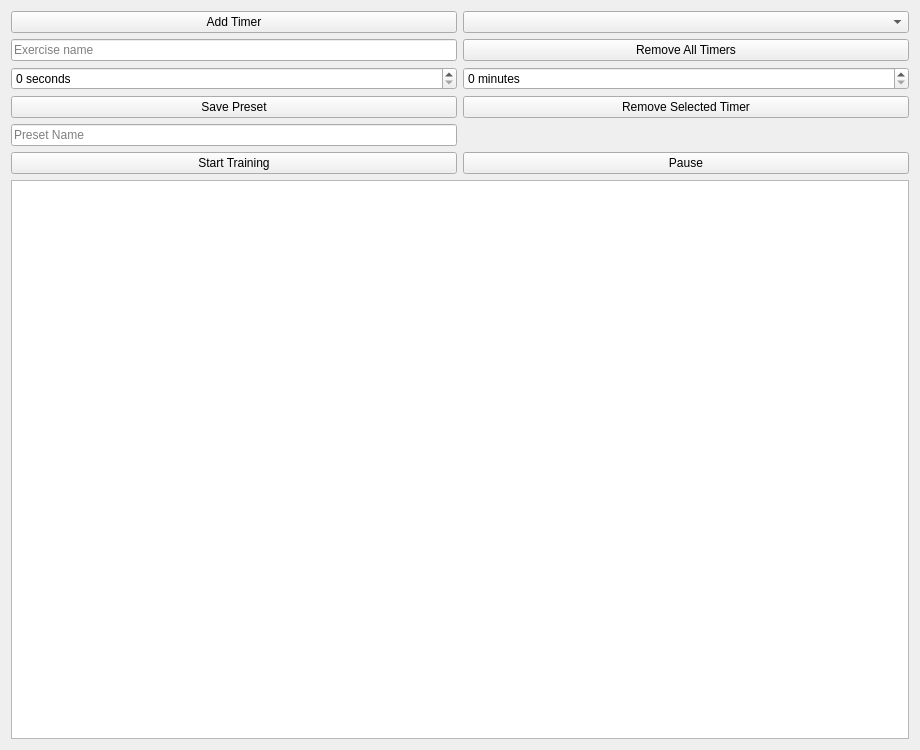
First picture: the form in sporttimer.ui, repository Racalniog/QTAppAlfaExercises, before the edit.
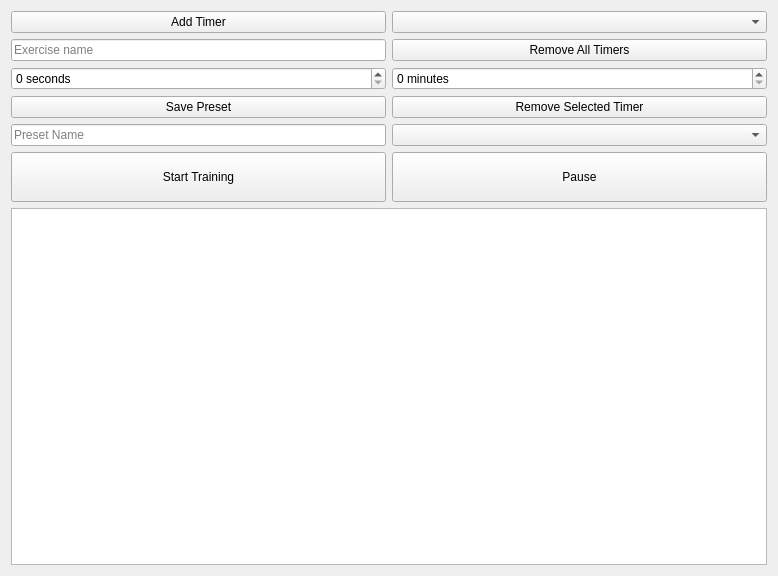
Second picture: the form after the edit.

Commit message: added delete preset functionality

```diff
--- a/sporttimer.ui
+++ b/sporttimer.ui
@@ -6,8 +6,8 @@
    <rect>
     <x>0</x>
     <y>0</y>
-    <width>920</width>
-    <height>750</height>
+    <width>778</width>
+    <height>576</height>
    </rect>
   </property>
   <property name="windowTitle">
@@ -16,6 +16,12 @@
   <layout class="QGridLayout" name="gridLayout">
    <item row="0" column="0">
     <widget class="QPushButton" name="addTimerButton">
+     <property name="sizePolicy">
+      <sizepolicy hsizetype="Preferred" vsizetype="Fixed">
+       <horstretch>0</horstretch>
+       <verstretch>0</verstretch>
+      </sizepolicy>
+     </property>
      <property name="text">
       <string>Add Timer</string>
      </property>
@@ -36,6 +42,12 @@
    </item>
    <item row="3" column="0">
     <widget class="QPushButton" name="savePresetButton">
+     <property name="sizePolicy">
+      <sizepolicy hsizetype="Preferred" vsizetype="Fixed">
+       <horstretch>0</horstretch>
+       <verstretch>0</verstretch>
+      </sizepolicy>
+     </property>
      <property name="text">
       <string>Save Preset</string>
      </property>
@@ -44,7 +56,7 @@
    <item row="5" column="0">
     <widget class="QLineEdit" name="presetSaveLineEdit">
      <property name="sizePolicy">
-      <sizepolicy hsizetype="Minimum" vsizetype="Fixed">
+      <sizepolicy hsizetype="Preferred" vsizetype="Fixed">
        <horstretch>0</horstretch>
        <verstretch>0</verstretch>
       </sizepolicy>
@@ -59,6 +71,12 @@
    </item>
    <item row="2" column="0">
     <widget class="QSpinBox" name="secondsSpinBox">
+     <property name="sizePolicy">
+      <sizepolicy hsizetype="Preferred" vsizetype="Fixed">
+       <horstretch>0</horstretch>
+       <verstretch>0</verstretch>
+      </sizepolicy>
+     </property>
      <property name="suffix">
       <string> seconds</string>
      </property>
@@ -66,6 +84,12 @@
    </item>
    <item row="2" column="1">
     <widget class="QSpinBox" name="minutesSpinBox">
+     <property name="sizePolicy">
+      <sizepolicy hsizetype="Preferred" vsizetype="Fixed">
+       <horstretch>0</horstretch>
+       <verstretch>0</verstretch>
+      </sizepolicy>
+     </property>
      <property name="suffix">
       <string> minutes</string>
      </property>
@@ -73,6 +97,18 @@
    </item>
    <item row="6" column="0">
     <widget class="QPushButton" name="startButton">
+     <property name="sizePolicy">
+      <sizepolicy hsizetype="Preferred" vsizetype="Fixed">
+       <horstretch>0</horstretch>
+       <verstretch>0</verstretch>
+      </sizepolicy>
+     </property>
+     <property name="minimumSize">
+      <size>
+       <width>0</width>
+       <height>50</height>
+      </size>
+     </property>
      <property name="text">
       <string>Start Training</string>
      </property>
@@ -86,6 +122,12 @@
        <verstretch>0</verstretch>
       </sizepolicy>
      </property>
+     <property name="minimumSize">
+      <size>
+       <width>0</width>
+       <height>50</height>
+      </size>
+     </property>
      <property name="layoutDirection">
       <enum>Qt::LeftToRight</enum>
      </property>
@@ -96,6 +138,12 @@
    </item>
    <item row="3" column="1">
     <widget class="QPushButton" name="removeSelectedTimerButton">
+     <property name="sizePolicy">
+      <sizepolicy hsizetype="Preferred" vsizetype="Preferred">
+       <horstretch>0</horstretch>
+       <verstretch>0</verstretch>
+      </sizepolicy>
+     </property>
      <property name="text">
       <string>Remove Selected Timer</string>
      </property>
@@ -119,11 +167,40 @@
    </item>
    <item row="1" column="1">
     <widget class="QPushButton" name="removeTimersButton">
+     <property name="sizePolicy">
+      <sizepolicy hsizetype="Preferred" vsizetype="Fixed">
+       <horstretch>0</horstretch>
+       <verstretch>0</verstretch>
+      </sizepolicy>
+     </property>
      <property name="text">
       <string>Remove All Timers</string>
      </property>
     </widget>
    </item>
+   <item row="5" column="1">
+    <widget class="QComboBox" name="deletePresetComboBox">
+     <property name="sizePolicy">
+      <sizepolicy hsizetype="Preferred" vsizetype="Preferred">
+       <horstretch>0</horstretch>
+       <verstretch>0</verstretch>
+      </sizepolicy>
+     </property>
+     <property name="placeholderText">
+      <string>Delete Selected Preset</string>
+     </property>
+    </widget>
+   </item>
+   <item row="9" column="0" colspan="2">
+    <widget class="QListWidget" name="timerListWidget">
+     <property name="sizePolicy">
+      <sizepolicy hsizetype="Preferred" vsizetype="Expanding">
+       <horstretch>0</horstretch>
+       <verstretch>0</verstretch>
+      </sizepolicy>
+     </property>
+    </widget>
+   </item>
   </layout>
  </widget>
  <resources/>
```
Left out of the diff: 3 changed lines with no effect on the pictures. The commit also changes 4 other files.
